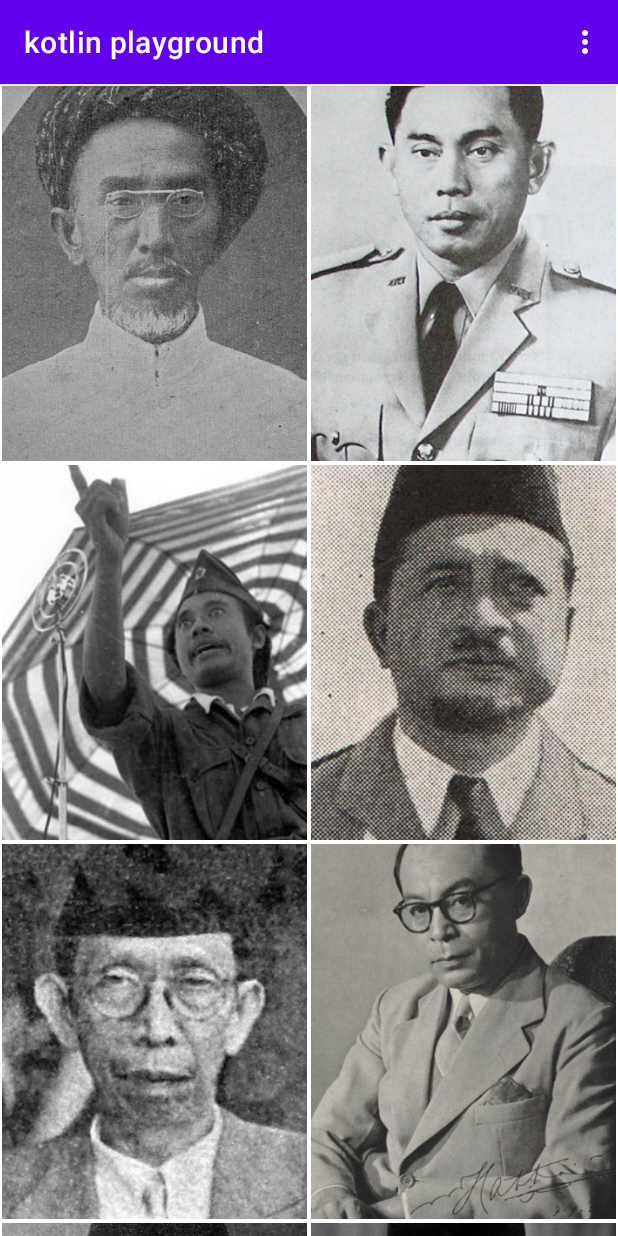
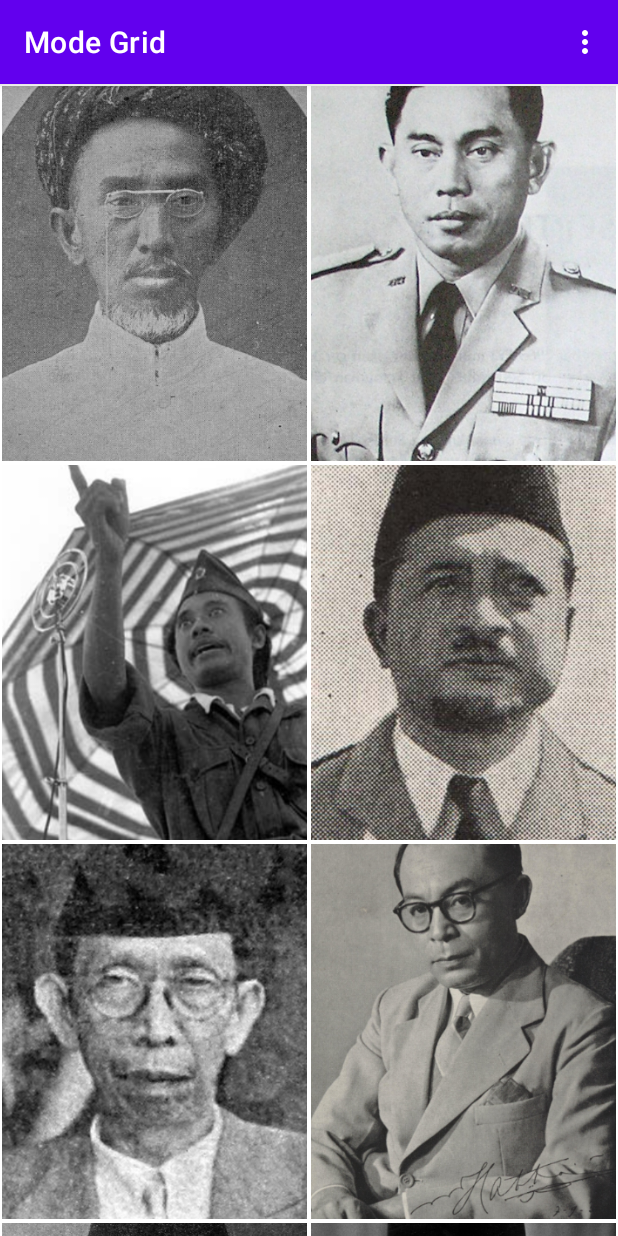
Before and after one commit to adhytianara/Kotlin-Android-Playground, an Android app: the screen it shows after launch (MainActivity), in the options menu, after a tap on "Grid", on a phone screen of 412 x 824 dp. Run offline under Robolectric (Android 15) with nearby library versions, the phone set to English and light mode, and no system bars.

Commit message:
Display carview in main activity

```diff
--- a/app/src/main/java/id/ac/ui/cs/mobileprogramming/adhytia/kotlinplayground/MainActivity.kt
+++ b/app/src/main/java/id/ac/ui/cs/mobileprogramming/adhytia/kotlinplayground/MainActivity.kt
@@ -11,10 +11,12 @@ import androidx.recyclerview.widget.RecyclerView
 class MainActivity : AppCompatActivity() {
     private lateinit var rvHeroes: RecyclerView
     private var list: ArrayList<Hero> = arrayListOf()
+    private var title: String = "Mode List"
 
     override fun onCreate(savedInstanceState: Bundle?) {
         super.onCreate(savedInstanceState)
         setContentView(R.layout.activity_main)
+        setActionBarTitle(title)
 
         rvHeroes = findViewById(R.id.rv_heroes)
         rvHeroes.setHasFixedSize(true)
@@ -36,14 +38,23 @@ class MainActivity : AppCompatActivity() {
     private fun setMode(selectedMode: Int) {
         when (selectedMode) {
             R.id.action_list -> {
+                title = "Mode List"
                 showRecyclerList()
             }
             R.id.action_grid -> {
+                title = "Mode Grid"
                 showRecyclerGrid()
             }
             R.id.action_cardview -> {
+                title = "Mode CardView"
+                showRecyclerCardView()
             }
         }
+        setActionBarTitle(title)
+    }
+
+    private fun setActionBarTitle(title: String) {
+        supportActionBar?.title = title
     }
 
     private fun showRecyclerList() {
@@ -57,4 +68,10 @@ class MainActivity : AppCompatActivity() {
         val gridHeroAdapter = GridHeroAdapter(list)
         rvHeroes.adapter = gridHeroAdapter
     }
+
+    private fun showRecyclerCardView() {
+        rvHeroes.layoutManager = LinearLayoutManager(this)
+        val cardViewHeroAdapter = CardViewHeroAdapter(list)
+        rvHeroes.adapter = cardViewHeroAdapter
+    }
 }
```
